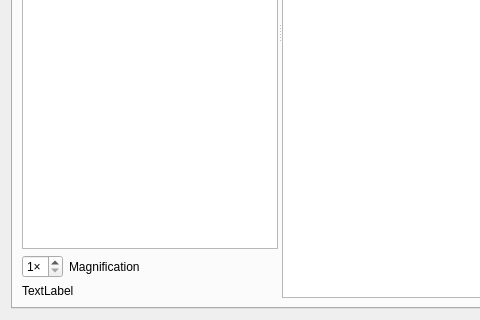
The window that src/platform/qt/tmc/EntityView.ui (octorock/mgba) describes before a commit, drawn with Qt 5; both pictures show x 0 to 480 and y 280 to 600 of the 709 by 600 pixel window.
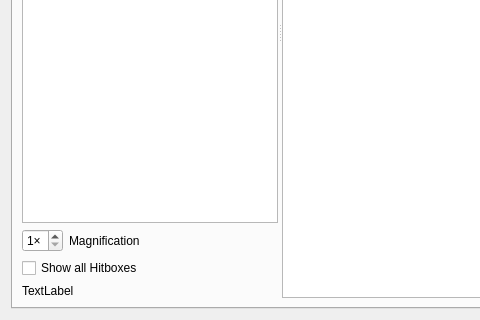
The same window after the commit.

Commit message: Draw all hitboxes

What changed in the file:
```diff
--- a/src/platform/qt/tmc/EntityView.ui
+++ b/src/platform/qt/tmc/EntityView.ui
@@ -39,7 +39,7 @@
           <bool>false</bool>
          </property>
          <widget class="QWidget" name="layoutWidget">
-          <layout class="QVBoxLayout" name="verticalLayout_3" stretch="1,0,0">
+          <layout class="QVBoxLayout" name="verticalLayout_3" stretch="1,0,0,0">
            <property name="sizeConstraint">
             <enum>QLayout::SetDefaultConstraint</enum>
            </property>
@@ -76,6 +76,13 @@
              </item>
             </layout>
            </item>
+           <item>
+            <widget class="QCheckBox" name="checkBoxAllHitboxes">
+             <property name="text">
+              <string>Show all Hitboxes</string>
+             </property>
+            </widget>
+           </item>
            <item>
             <widget class="QLabel" name="labelGameView">
              <property name="text">
```
The commit also changes 4 other files.
